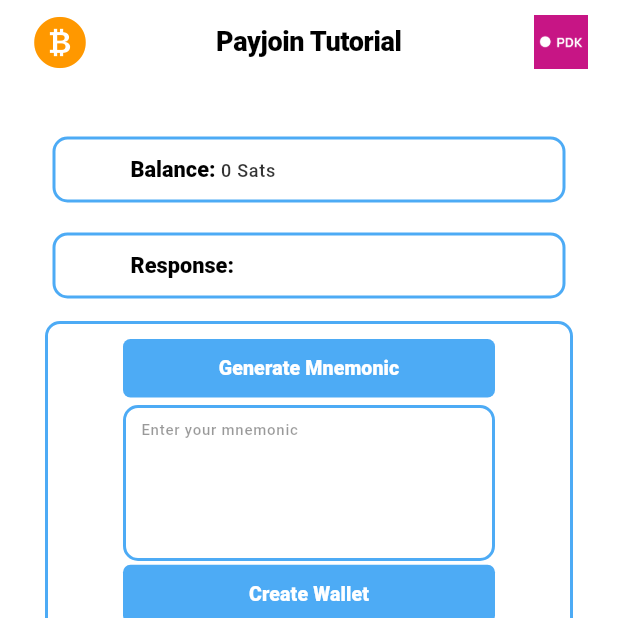
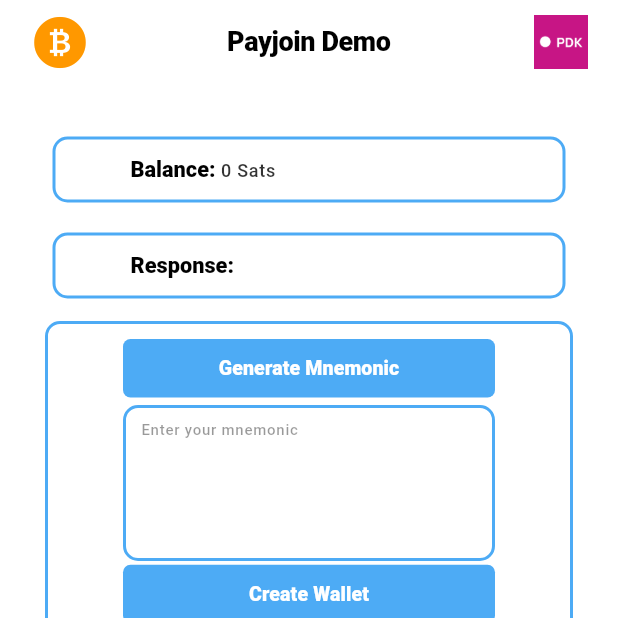
Before and after one commit to LtbLightning/payjoin-flutter-demo, a Flutter app: the screen it shows after launch, on a phone screen of 412 x 824 dp, the top half of it. Run offline on Flutter 3.47's test engine with Material 3 defaults, Android fonts, the phone set to English and light mode, and no system bars; missing offline and left inert: bdk_flutter, dart:ffi, payjoin_flutter.

Commit message:
fix tutorial in titles to demo

```diff
--- a/lib/main.dart
+++ b/lib/main.dart
@@ -14,7 +14,7 @@ class MyApp extends StatelessWidget {
   Widget build(BuildContext context) {
     return MaterialApp(
       debugShowCheckedModeBanner: false,
-      title: 'BDK-FLUTTER TUTORIAL',
+      title: 'Payjoin Flutter Demo',
       theme: theme(),
       home: const Home(),
     );
--- a/lib/widgets/widgets.dart
+++ b/lib/widgets/widgets.dart
@@ -133,8 +133,8 @@ AppBar buildAppBar(BuildContext context) {
       color: Theme.of(context).secondaryHeaderColor,
       size: 40,
     ),
-    title: Text("Payjoin Tutorial",
-        style: Theme.of(context).textTheme.displayLarge),
+    title:
+        Text("Payjoin Demo", style: Theme.of(context).textTheme.displayLarge),
   );
 }
 
```
